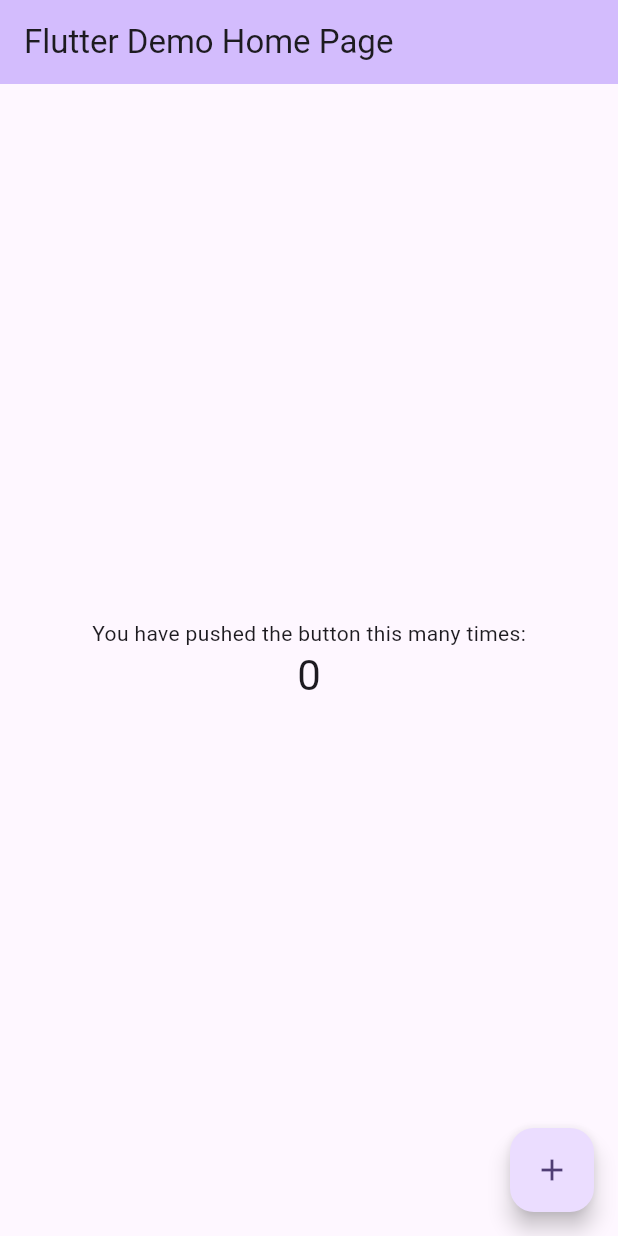
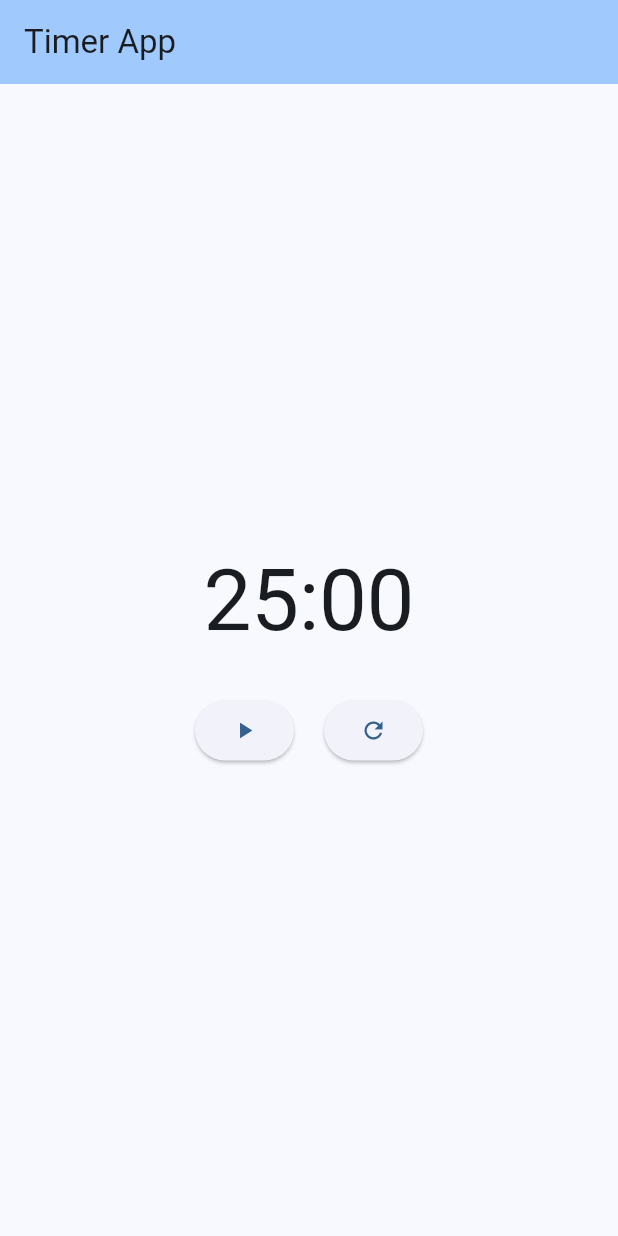
Before and after one commit to entaku0818/feel_time, a Flutter app: the screen it shows after launch, on a phone screen of 412 x 824 dp. Run offline on Flutter 3.47's test engine with Material 3 defaults, Android fonts, the phone set to English and light mode, and no system bars.

Commit message:
Add timer functionality with state management and UI updates

```diff
--- a/lib/main.dart
+++ b/lib/main.dart
@@ -1,7 +1,14 @@
 import 'package:flutter/material.dart';
+import 'package:provider/provider.dart';
+import 'timer_state.dart';
 
 void main() {
-  runApp(const MyApp());
+  runApp(
+    ChangeNotifierProvider(
+      create: (context) => TimerState(),
+      child: const MyApp(),
+    ),
+  );
 }
 
 class MyApp extends StatelessWidget {
@@ -11,112 +18,68 @@ class MyApp extends StatelessWidget {
   @override
   Widget build(BuildContext context) {
     return MaterialApp(
-      title: 'Flutter Demo',
+      title: 'Timer App',
       theme: ThemeData(
-        // This is the theme of your application.
-        //
-        // TRY THIS: Try running your application with "flutter run". You'll see
-        // the application has a purple toolbar. Then, without quitting the app,
-        // try changing the seedColor in the colorScheme below to Colors.green
-        // and then invoke "hot reload" (save your changes or press the "hot
-        // reload" button in a Flutter-supported IDE, or press "r" if you used
-        // the command line to start the app).
-        //
-        // Notice that the counter didn't reset back to zero; the application
-        // state is not lost during the reload. To reset the state, use hot
-        // restart instead.
-        //
-        // This works for code too, not just values: Most code changes can be
-        // tested with just a hot reload.
-        colorScheme: ColorScheme.fromSeed(seedColor: Colors.deepPurple),
+        colorScheme: ColorScheme.fromSeed(seedColor: Colors.blue),
+        useMaterial3: true,
       ),
-      home: const MyHomePage(title: 'Flutter Demo Home Page'),
+      home: const MyHomePage(title: 'Timer App'),
     );
   }
 }
 
-class MyHomePage extends StatefulWidget {
+class MyHomePage extends StatelessWidget {
   const MyHomePage({super.key, required this.title});
-
-  // This widget is the home page of your application. It is stateful, meaning
-  // that it has a State object (defined below) that contains fields that affect
-  // how it looks.
-
-  // This class is the configuration for the state. It holds the values (in this
-  // case the title) provided by the parent (in this case the App widget) and
-  // used by the build method of the State. Fields in a Widget subclass are
-  // always marked "final".
 
   final String title;
 
   @override
-  State<MyHomePage> createState() => _MyHomePageState();
-}
-
-class _MyHomePageState extends State<MyHomePage> {
-  int _counter = 0;
-
-  void _incrementCounter() {
-    setState(() {
-      // This call to setState tells the Flutter framework that something has
-      // changed in this State, which causes it to rerun the build method below
-      // so that the display can reflect the updated values. If we changed
-      // _counter without calling setState(), then the build method would not be
-      // called again, and so nothing would appear to happen.
-      _counter++;
-    });
-  }
-
-  @override
   Widget build(BuildContext context) {
-    // This method is rerun every time setState is called, for instance as done
-    // by the _incrementCounter method above.
-    //
-    // The Flutter framework has been optimized to make rerunning build methods
-    // fast, so that you can just rebuild anything that needs updating rather
-    // than having to individually change instances of widgets.
     return Scaffold(
       appBar: AppBar(
-        // TRY THIS: Try changing the color here to a specific color (to
-        // Colors.amber, perhaps?) and trigger a hot reload to see the AppBar
-        // change color while the other colors stay the same.
         backgroundColor: Theme.of(context).colorScheme.inversePrimary,
-        // Here we take the value from the MyHomePage object that was created by
-        // the App.build method, and use it to set our appbar title.
-        title: Text(widget.title),
+        title: Text(title),
       ),
       body: Center(
-        // Center is a layout widget. It takes a single child and positions it
-        // in the middle of the parent.
         child: Column(
-          // Column is also a layout widget. It takes a list of children and
-          // arranges them vertically. By default, it sizes itself to fit its
-          // children horizontally, and tries to be as tall as its parent.
-          //
-          // Column has various properties to control how it sizes itself and
-          // how it positions its children. Here we use mainAxisAlignment to
-          // center the children vertically; the main axis here is the vertical
-          // axis because Columns are vertical (the cross axis would be
-          // horizontal).
-          //
-          // TRY THIS: Invoke "debug painting" (choose the "Toggle Debug Paint"
-          // action in the IDE, or press "p" in the console), to see the
-          // wireframe for each widget.
           mainAxisAlignment: MainAxisAlignment.center,
           children: <Widget>[
-            const Text('You have pushed the button this many times:'),
-            Text(
-              '$_counter',
-              style: Theme.of(context).textTheme.headlineMedium,
+            Consumer<TimerState>(
+              builder: (context, timerState, child) {
+                return Text(
+                  timerState.displayTime,
+                  style: Theme.of(context).textTheme.displayLarge,
+                );
+              },
+            ),
+            const SizedBox(height: 30),
+            Row(
+              mainAxisAlignment: MainAxisAlignment.center,
+              children: [
+                Consumer<TimerState>(
+                  builder: (context, timerState, child) {
+                    return ElevatedButton(
+                      onPressed: timerState.isRunning ? timerState.stop : timerState.start,
+                      child: Icon(
+                        timerState.isRunning ? Icons.pause : Icons.play_arrow,
+                      ),
+                    );
+                  },
+                ),
+                const SizedBox(width: 20),
+                Consumer<TimerState>(
+                  builder: (context, timerState, child) {
+                    return ElevatedButton(
+                      onPressed: timerState.reset,
+                      child: const Icon(Icons.refresh),
+                    );
+                  },
+                ),
+              ],
             ),
           ],
         ),
       ),
-      floatingActionButton: FloatingActionButton(
-        onPressed: _incrementCounter,
-        tooltip: 'Increment',
-        child: const Icon(Icons.add),
-      ), // This trailing comma makes auto-formatting nicer for build methods.
     );
   }
 }
--- /dev/null
+++ b/lib/timer_state.dart
@@ -0,0 +1,69 @@
+import 'dart:async';
+import 'package:flutter/foundation.dart';
+
+class TimerState extends ChangeNotifier {
+  static const int _defaultDuration = 25 * 60; // 25 minutes in seconds
+
+  Timer? _timer;
+  int _currentDuration = _defaultDuration;
+  bool _isRunning = false;
+
+  // Getters
+  int get currentDuration => _currentDuration;
+  bool get isRunning => _isRunning;
+
+  String get displayTime {
+    final minutes = (_currentDuration ~/ 60).toString().padLeft(2, '0');
+    final seconds = (_currentDuration % 60).toString().padLeft(2, '0');
+    return '$minutes:$seconds';
+  }
+
+  // Start the timer
+  void start() {
+    if (!_isRunning) {
+      _isRunning = true;
+      _timer = Timer.periodic(const Duration(seconds: 1), _timerCallback);
+      notifyListeners();
+    }
+  }
+
+  // Stop the timer
+  void stop() {
+    if (_isRunning) {
+      _isRunning = false;
+      _timer?.cancel();
+      _timer = null;
+      notifyListeners();
+    }
+  }
+
+  // Reset the timer
+  void reset() {
+    stop();
+    _currentDuration = _defaultDuration;
+    notifyListeners();
+  }
+
+  // Timer callback
+  void _timerCallback(Timer timer) {
+    if (_currentDuration > 0) {
+      _currentDuration--;
+      notifyListeners();
+    } else {
+      stop();
+    }
+  }
+
+  @override
+  void dispose() {
+    _timer?.cancel();
+    super.dispose();
+  }
+
+  // Test-only method to set duration
+  @visibleForTesting
+  void setDurationForTesting(int seconds) {
+    _currentDuration = seconds;
+    notifyListeners();
+  }
+}
```
Also changed, not shown: 2 other files.
